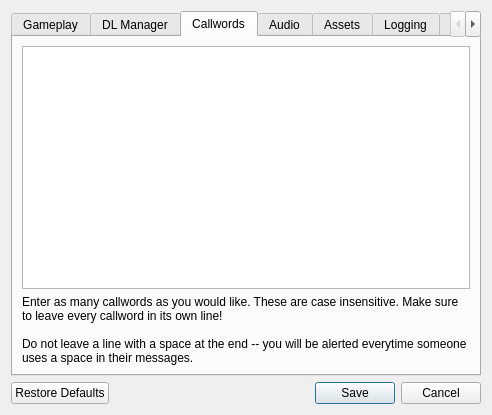
The window that resource/ui/options_dialog.ui (AttorneyOnline/AO2-Client) describes before a commit, drawn with Qt 5.
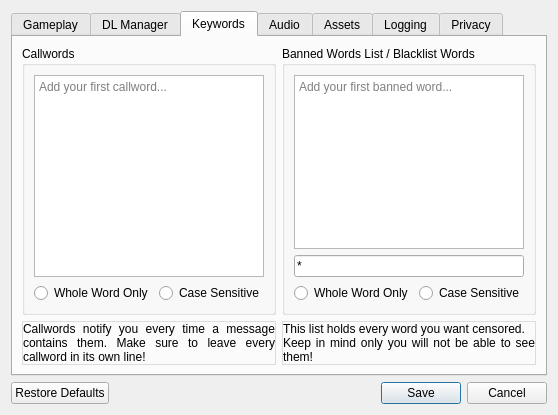
The same window after the commit. The open tabs and pages were chosen to show the change.

Commit message:
Add a words blacklist & add more control over callwords
Reworked callwords tab: Now renamed "Keywords".
Callwords and word's blacklist category now contains:
- Match word: Only notify you/censor words when the entire word is found in the message.
- Case sensitive: Whether callwords are triggered if a message's word matches the exact same case as the callword.

What changed in the file:
```diff
--- a/resource/ui/options_dialog.ui
+++ b/resource/ui/options_dialog.ui
@@ -930,21 +930,194 @@
      </widget>
      <widget class="QWidget" name="callwords_tab">
       <attribute name="title">
-       <string>Callwords</string>
+       <string>Keywords</string>
       </attribute>
-      <layout class="QVBoxLayout" name="verticalLayout_5">
+      <layout class="QHBoxLayout" name="horizontalLayout">
+       <property name="leftMargin">
+        <number>9</number>
+       </property>
+       <property name="topMargin">
+        <number>9</number>
+       </property>
+       <property name="rightMargin">
+        <number>9</number>
+       </property>
+       <property name="bottomMargin">
+        <number>9</number>
+       </property>
        <item>
-        <widget class="QPlainTextEdit" name="callwords_textbox"/>
+        <layout class="QVBoxLayout" name="verticalLayout">
+         <item>
+          <widget class="QGroupBox" name="groupBox">
+           <property name="title">
+            <string>Callwords</string>
+           </property>
+           <layout class="QVBoxLayout" name="verticalLayout_8">
+            <item>
+             <widget class="QPlainTextEdit" name="callwords_textbox">
+              <property name="sizePolicy">
+               <sizepolicy hsizetype="Expanding" vsizetype="Expanding">
+                <horstretch>0</horstretch>
+                <verstretch>0</verstretch>
+               </sizepolicy>
+              </property>
+              <property name="placeholderText">
+               <string>Add your first callword...</string>
+              </property>
+             </widget>
+            </item>
+            <item>
+             <layout class="QHBoxLayout" name="horizontalLayout_6">
+              <property name="topMargin">
+               <number>0</number>
+              </property>
+              <item>
+               <widget class="QRadioButton" name="callwords_whole_word">
+                <property name="text">
+                 <string>Whole Word Only</string>
+                </property>
+                <property name="autoExclusive">
+                 <bool>false</bool>
+                </property>
+               </widget>
+              </item>
+              <item>
+               <widget class="QRadioButton" name="callwords_case_sensitive">
+                <property name="text">
+                 <string>Case Sensitive</string>
+                </property>
+                <property name="autoExclusive">
+                 <bool>false</bool>
+                </property>
+               </widget>
+              </item>
+             </layout>
+            </item>
+           </layout>
+          </widget>
+         </item>
+         <item>
+          <widget class="QLabel" name="callwords_explain_lbl">
+           <property name="styleSheet">
+            <string notr="true">QLabel {
+	border: 1px solid rgb(220, 220, 220);
+}</string>
+           </property>
+           <property name="frameShape">
+            <enum>QFrame::StyledPanel</enum>
+           </property>
+           <property name="frameShadow">
+            <enum>QFrame::Plain</enum>
+           </property>
+           <property name="lineWidth">
+            <number>1</number>
+           </property>
+           <property name="text">
+            <string>&lt;html&gt;&lt;head/&gt;&lt;body&gt;&lt;p&gt;Callwords notify you every time a message contains them. Make sure to leave every callword in its own line!&lt;/p&gt;&lt;/body&gt;&lt;/html&gt;</string>
+           </property>
+           <property name="alignment">
+            <set>Qt::AlignJustify|Qt::AlignVCenter</set>
+           </property>
+           <property name="wordWrap">
+            <bool>true</bool>
+           </property>
+           <property name="margin">
+            <number>5</number>
+           </property>
+          </widget>
+         </item>
+        </layout>
        </item>
        <item>
-        <widget class="QLabel" name="callwords_explain_lbl">
-         <property name="text">
-          <string>&lt;html&gt;&lt;head/&gt;&lt;body&gt;&lt;p&gt;Enter as many callwords as you would like. These are case insensitive. Make sure to leave every callword in its own line!&lt;br/&gt;&lt;br/&gt;Do not leave a line with a space at the end -- you will be alerted everytime someone uses a space in their messages.&lt;/p&gt;&lt;/body&gt;&lt;/html&gt;</string>
-         </property>
-         <property name="wordWrap">
-          <bool>true</bool>
-         </property>
-        </widget>
+        <layout class="QVBoxLayout" name="verticalLayout_7">
+         <item>
+          <widget class="QGroupBox" name="groupBox_2">
+           <property name="title">
+            <string>Banned Words List / Blacklist Words</string>
+           </property>
+           <layout class="QVBoxLayout" name="verticalLayout_10">
+            <item>
+             <widget class="QPlainTextEdit" name="blacklist_textbox">
+              <property name="maximumBlockCount">
+               <number>0</number>
+              </property>
+              <property name="placeholderText">
+               <string>Add your first banned word...</string>
+              </property>
+             </widget>
+            </item>
+            <item>
+             <widget class="QLineEdit" name="replace_with_textbox">
+              <property name="text">
+               <string>*</string>
+              </property>
+              <property name="maxLength">
+               <number>1</number>
+              </property>
+              <property name="frame">
+               <bool>true</bool>
+              </property>
+              <property name="placeholderText">
+               <string>Replace it with...</string>
+              </property>
+              <property name="cursorMoveStyle">
+               <enum>Qt::LogicalMoveStyle</enum>
+              </property>
+             </widget>
+            </item>
+            <item>
+             <layout class="QHBoxLayout" name="horizontalLayout_5">
+              <property name="topMargin">
+               <number>0</number>
+              </property>
+              <item>
+               <widget class="QRadioButton" name="blacklist_wholeword">
+                <property name="text">
+                 <string>Whole Word Only</string>
+                </property>
+                <property name="autoExclusive">
+                 <bool>false</bool>
+                </property>
+               </widget>
+              </item>
+              <item>
+               <widget class="QRadioButton" name="blacklist_casesensitive">
+                <property name="text">
+                 <string>Case Sensitive</string>
+                </property>
+                <property name="autoExclusive">
+                 <bool>false</bool>
+                </property>
+               </widget>
+              </item>
+             </layout>
+            </item>
+           </layout>
+          </widget>
+         </item>
+         <item>
+          <widget class="QLabel" name="blacklist_explain_lbl">
+           <property name="styleSheet">
+            <string notr="true">QLabel {
+	border: 1px solid rgb(220, 220, 220);
+}</string>
+           </property>
+           <property name="text">
+            <string>This list holds every word you want censored.
+Keep in mind only you will not be able to see them!</string>
+           </property>
+           <property name="alignment">
+            <set>Qt::AlignJustify|Qt::AlignVCenter</set>
+           </property>
+           <property name="wordWrap">
+            <bool>true</bool>
+           </property>
+           <property name="margin">
+            <number>5</number>
+           </property>
+          </widget>
+         </item>
+        </layout>
        </item>
       </layout>
      </widget>
```
Left out of the diff: 2 changed lines with no effect on the pictures.
